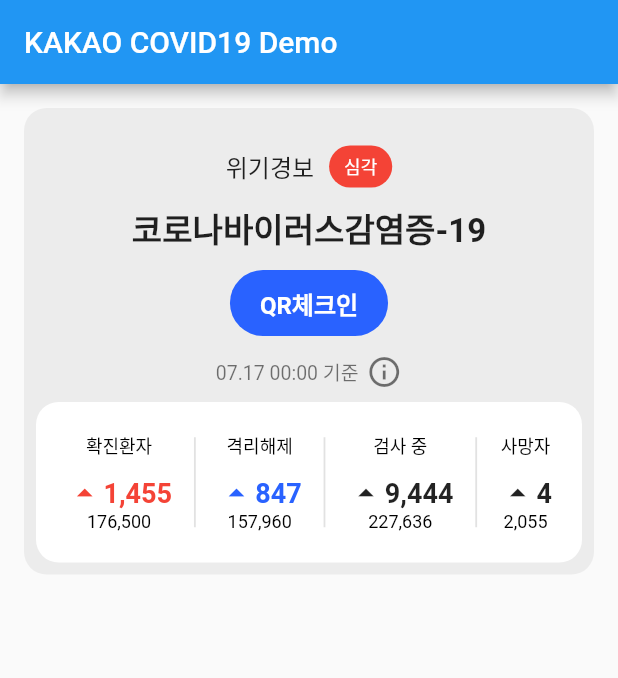
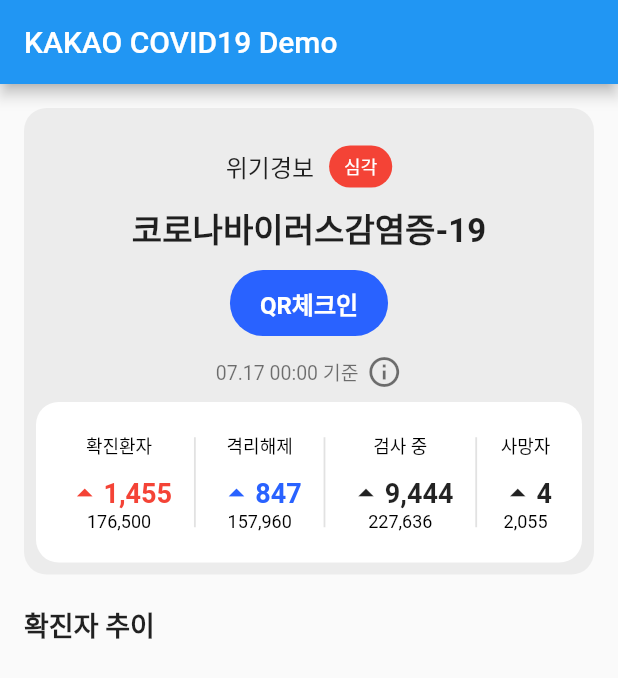
Before and after one commit to any1ok/kakao_covid_clone, a Flutter app: the screen it shows after launch, on a phone screen of 412 x 824 dp. Shown: the top 678 px of the screen. Run offline on Flutter 3.47's test engine with Material 2 defaults, Android fonts, the phone set to English and light mode, and no system bars.

Commit message:
확진자 추이 Text

```diff
--- a/lib/main.dart
+++ b/lib/main.dart
@@ -166,6 +166,25 @@ class _MyCovid19PageState extends State<MyCovid19Page> {
               ],
             ),
           ),
+          SizedBox(
+            height: 20,
+          ),
+          Container(
+            height: 500,
+            child: Column(
+              children: [
+                Container(
+                  alignment: Alignment.topLeft,
+                  child: Text(
+                    "확진자 추이",
+                    style:
+                    TextStyle(fontSize: 18,fontWeight: FontWeight.bold),
+                    textAlign: TextAlign.end,
+                  )
+                )
+              ],
+            ),
+          )
         ]
     )
     );
```
